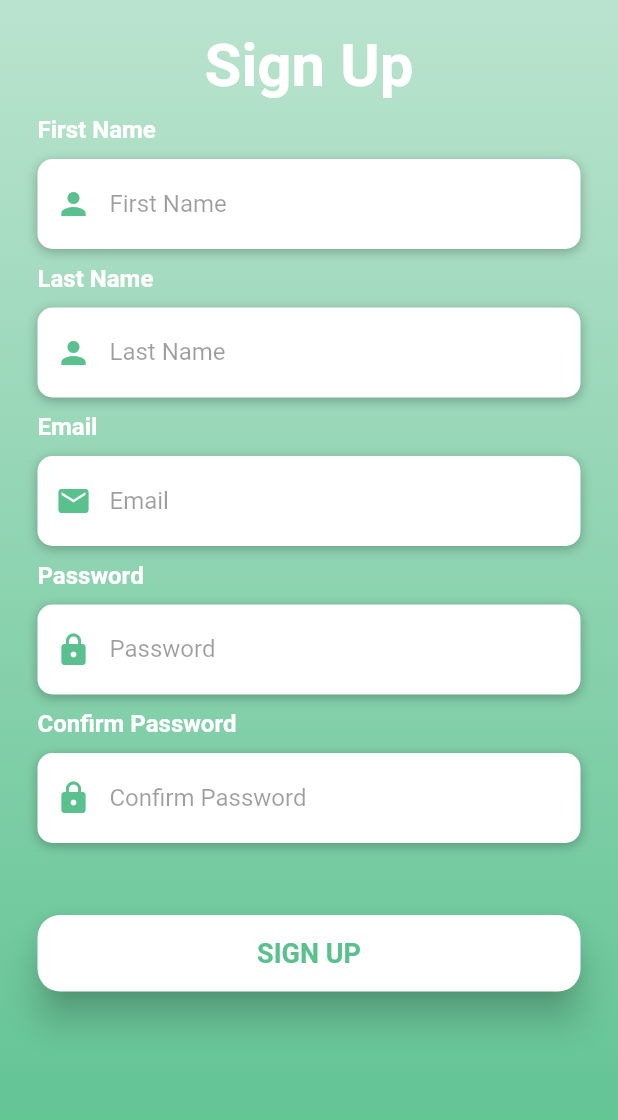
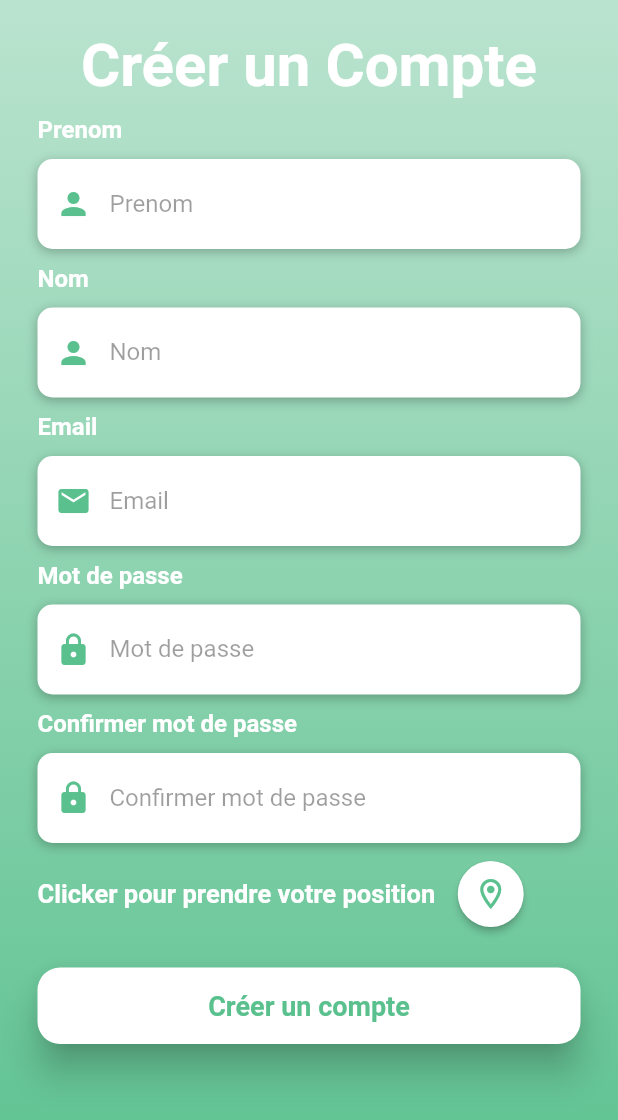
Before and after one commit to hamzaboulandoum/School_PickUp, a Flutter app: the SignUpPage screen opened directly with empty values, on a phone screen of 412 x 824 dp. Shown: the top 1120 px of the screen. Run offline on Flutter 3.47's test engine with Material 2 defaults, Android fonts, the phone set to English and light mode, and no system bars; our stand-ins replace cloud_firestore, firebase_auth, firebase_core, geocoding, geolocator, google_maps_flutter; accounts and stored records are empty.

Commit message:
Sign Up conditions Working And Getting Position On sign Up Working

```diff
--- a/lib/authentication/sign_up_page.dart
+++ b/lib/authentication/sign_up_page.dart
@@ -1,14 +1,15 @@
 import 'package:cloud_firestore/cloud_firestore.dart';
+import 'package:geolocator/geolocator.dart';
+import 'package:geocoding/geocoding.dart';
 import 'package:firebase_auth/firebase_auth.dart';
 import 'package:flutter/material.dart';
+import 'package:flutter/foundation.dart';
+import 'package:flutter/services.dart';
 import 'dart:ui';
-import 'package:flutter/foundation.dart';
 
 // This is actually the Sign Up page i have made a whole page
 // for it and we will animate between the both pages to see
 // how does that work on flutter maan
-
-import 'package:flutter/services.dart';
 
 class SignUpPage extends StatefulWidget {
   // So here we have actually created this funtion
@@ -42,14 +43,15 @@ class _SignUpPageState extends State<SignUpPage> {
   String emailAdress = "";
   String password = "";
   String confirmPassword = "";
-  GeoPoint location = const GeoPoint(87.0, 78.5);
-
-  // the logout Future
+  GeoPoint location = const GeoPoint(0, 0);
+  String address = "";
+  bool havegotlocation = false;
 
   //Create User Future
   Future<void> createUser() async {
-    //now we will catch the errors
     try {
+      CollectionReference userData =
+          FirebaseFirestore.instance.collection('userData');
       UserCredential userCredential = await FirebaseAuth.instance
           .createUserWithEmailAndPassword(
               email: _controllerEmail.text, password: _controllerPassword.text);
@@ -58,6 +60,18 @@ class _SignUpPageState extends State<SignUpPage> {
       // now we can sign up directly broski
       widget.onSignUp(userCredential.user);
       widget.loginchanged(true);
+      //here we add our user data to the database
+      userData
+          .add({
+            'firstName': firstName,
+            'lastName': lastName,
+            'email': emailAdress,
+            'password': password,
+            'Location': location,
+            'adress': address,
+          })
+          .then((value) => print("Content Added to database"))
+          .catchError((error) => print('Failed to Add UserData $error'));
     } on FirebaseAuthException catch (e) {
       setState(() {
         error = e.message!; // voila this is because of the null safety
@@ -65,14 +79,36 @@ class _SignUpPageState extends State<SignUpPage> {
     }
   }
 
+  //getiing location and adress functions
+  getCurrentLocation() async {
+    Position position = await Geolocator.getCurrentPosition(
+        desiredAccuracy: LocationAccuracy.best);
+    //we got our location here
+    location = GeoPoint(position.latitude, position.longitude);
+    getAddresse(position.latitude, position.longitude);
+  }
+
+  getAddresse(var a, var b) async {
+    List<Placemark> place = await placemarkFromCoordinates(a, b);
+    Placemark placeMark = place[0];
+    String? name = placeMark.name;
+    String? subLocality = placeMark.subLocality;
+    String? locality = placeMark.locality;
+    String? administrativeArea = placeMark.administrativeArea;
+    String? postalCode = placeMark.postalCode;
+    String? country = placeMark.country;
+    //We got out adress variable here
+    address =
+        "$name, $subLocality, $locality, $administrativeArea $postalCode, $country";
+  }
+
   // Let us define some Widget That we would Use
-
   Widget buildFirstName() {
     return Column(
       crossAxisAlignment: CrossAxisAlignment.start,
       children: <Widget>[
         const Text(
-          'First Name',
+          'Prenom', //firstname
           style: TextStyle(
             color: Colors.white,
             fontSize: 16,
@@ -102,12 +138,6 @@ class _SignUpPageState extends State<SignUpPage> {
             onChanged: (value) {
               firstName = value; // cast in dart
             },
-            validator: (value) {
-              if (value == null || value.isEmpty) {
-                return error = 'Please enter your first name Text';
-              }
-              return null;
-            },
             controller: _firstName,
             keyboardType: TextInputType.name,
             style: const TextStyle(color: Colors.black87),
@@ -118,7 +148,7 @@ class _SignUpPageState extends State<SignUpPage> {
                 Icons.person,
                 color: Color(0xff5ac18e),
               ),
-              hintText: 'First Name',
+              hintText: 'Prenom',
               hintStyle: TextStyle(
                 color: Colors.black38,
               ),
@@ -134,7 +164,7 @@ class _SignUpPageState extends State<SignUpPage> {
       crossAxisAlignment: CrossAxisAlignment.start,
       children: <Widget>[
         const Text(
-          'Last Name',
+          'Nom',
           style: TextStyle(
             color: Colors.white,
             fontSize: 16,
@@ -164,12 +194,7 @@ class _SignUpPageState extends State<SignUpPage> {
             onChanged: (value) {
               lastName = value; // cast in dart
             },
-            validator: (value) {
-              if (value == null || value.isEmpty) {
-                return error = 'Please enter your last name Text';
-              }
-              return null;
-            },
+
             // we have Set Up the Text Controller Correctly
             controller: _lastName,
             keyboardType: TextInputType.name,
@@ -181,7 +206,7 @@ class _SignUpPageState extends State<SignUpPage> {
                   Icons.person,
                   color: Color(0xff5ac18e),
                 ),
-                hintText: 'Last Name',
+                hintText: 'Nom',
                 hintStyle: TextStyle(
                   color: Colors.black38,
                 )),
@@ -226,12 +251,6 @@ class _SignUpPageState extends State<SignUpPage> {
             onChanged: (value) {
               emailAdress = value; // cast in dart
             },
-            validator: (value) {
-              if (value == null || value.isEmpty) {
-                return error = 'Please enter your email Adress';
-              }
-              return null;
-            },
             controller: _controllerEmail,
             keyboardType: TextInputType.emailAddress,
             style: const TextStyle(color: Colors.black87),
@@ -257,7 +276,7 @@ class _SignUpPageState extends State<SignUpPage> {
       crossAxisAlignment: CrossAxisAlignment.start,
       children: <Widget>[
         const Text(
-          'Password',
+          'Mot de passe',
           style: TextStyle(
             color: Colors.white,
             fontSize: 16,
@@ -287,12 +306,6 @@ class _SignUpPageState extends State<SignUpPage> {
             onChanged: (value) {
               password = value; // cast in dart
             },
-            validator: (value) {
-              if (value == null || value.isEmpty) {
-                return error = 'Please enter your password';
-              }
-              return null;
-            },
             controller: _controllerPassword,
             obscureText: true,
             style: const TextStyle(
@@ -305,7 +318,7 @@ class _SignUpPageState extends State<SignUpPage> {
                   Icons.lock,
                   color: Color(0xff5ac18e),
                 ),
-                hintText: 'Password',
+                hintText: 'Mot de passe',
                 hintStyle: TextStyle(
                   color: Colors.black38,
                 )),
@@ -320,7 +333,7 @@ class _SignUpPageState extends State<SignUpPage> {
       crossAxisAlignment: CrossAxisAlignment.start,
       children: <Widget>[
         const Text(
-          'Confirm Password',
+          'Confirmer mot de passe',
           style: TextStyle(
             color: Colors.white,
             fontSize: 16,
@@ -349,57 +362,95 @@ class _SignUpPageState extends State<SignUpPage> {
             onChanged: (value) {
               confirmPassword = value; // cast in dart
             },
-            validator: (value) {
-              if (confirmPassword != password) {
-                return error = 'your confirm password is wrong';
-              } else if (value == null || value.isEmpty) {
-                return error = 'Please enter your first name Text';
-              }
-              return null;
-            },
             controller: _controllerConfirmPassword,
             obscureText: true,
-            style: const TextStyle(
-              color: Colors.black87,
+            style: const TextStyle(color: Colors.black87),
+            decoration: const InputDecoration(
+              border: InputBorder.none,
+              contentPadding: EdgeInsets.only(top: 14),
+              prefixIcon: Icon(Icons.lock, color: Color(0xff5ac18e)),
+              hintText: 'Confirmer mot de passe',
+              hintStyle: TextStyle(color: Colors.black38),
             ),
-            decoration: const InputDecoration(
-                border: InputBorder.none,
-                contentPadding: EdgeInsets.only(top: 14),
-                prefixIcon: Icon(
-                  Icons.lock,
-                  color: Color(0xff5ac18e),
-                ),
-                hintText: 'Confirm Password',
-                hintStyle: TextStyle(
-                  color: Colors.black38,
-                )),
           ),
         )
       ],
     );
   }
 
+  Widget getLocationButton() {
+    return Container(
+      padding: const EdgeInsets.only(top: 10),
+      width: double.infinity,
+      child: Row(
+        mainAxisAlignment: MainAxisAlignment.start,
+        children: [
+          const Text(
+            'Clicker pour prendre votre position',
+            style: TextStyle(
+              color: Colors.white,
+              fontSize: 17,
+              fontWeight: FontWeight.bold,
+            ),
+          ),
+          const SizedBox(width: 5),
+          ElevatedButton(
+            onPressed: () {
+              havegotlocation = true;
+              getCurrentLocation();
+            },
+            child: const Icon(
+              Icons.location_on_outlined,
+              color: Color(0xff5ac18e),
+            ),
+            style: ElevatedButton.styleFrom(
+              shape: const CircleBorder(),
+              padding: const EdgeInsets.all(10),
+              primary: Colors.white, // <-- Button color
+              onPrimary: Colors.green, // <-- Splash color
+            ),
+          )
+        ],
+      ),
+    );
+  }
+
   Widget buildSignUpBtn() {
-    CollectionReference userData =
-        FirebaseFirestore.instance.collection('userData');
     return Container(
       padding: const EdgeInsets.symmetric(vertical: 25),
       width: double.infinity,
       child: ElevatedButton(
         onPressed: () {
+          //D'abord il fallait verifier les conditions
+          if (firstName == "") {
+            setState(() {
+              error = "vous n'avez pas saisie votre Prenom!";
+            });
+          } else if (lastName == "") {
+            setState(() {
+              error = "vous n'avez pas saisie votre Nom!";
+            });
+          } else if (emailAdress == "") {
+            setState(() {
+              error = "vous n'avez pas saisie votre Email!";
+            });
+          } else if (password == "") {
+            setState(() {
+              error = "vous n'avez pas saisie votre mot de passe!";
+            });
+          } else if (password != confirmPassword) {
+            setState(() {
+              error = "mot de passe différent!";
+            });
+          } else if (!havegotlocation) {
+            setState(() {
+              error = "Click The get position button";
+            });
+          }
           // we first send the data into the server
-          userData
-              .add({
-                'firstName': firstName,
-                'lastName': lastName,
-                'email': emailAdress,
-                'password': password,
-                'Location': location
-              })
-              .then((value) => print("Content Added to database"))
-              .catchError((error) => print('Failed to Add UserData $error'));
-
-          createUser();
+          else {
+            createUser();
+          }
         },
         style: ButtonStyle(
           shape: MaterialStateProperty.all<RoundedRectangleBorder>(
@@ -418,7 +469,7 @@ class _SignUpPageState extends State<SignUpPage> {
         ),
 
         child: const Text(
-          'SIGN UP',
+          'Créer un compte',
           style: TextStyle(
             color: Color(0xff5ac18e),
             fontSize: 18,
@@ -466,7 +517,7 @@ class _SignUpPageState extends State<SignUpPage> {
                       mainAxisAlignment: MainAxisAlignment.center,
                       children: <Widget>[
                         const Text(
-                          'Sign Up',
+                          'Créer un Compte',
                           style: TextStyle(
                             color: Colors.white,
                             fontSize: 40,
@@ -483,24 +534,16 @@ class _SignUpPageState extends State<SignUpPage> {
                         buildPassword(),
                         const SizedBox(height: 10),
                         buildConfirmPassword(),
-                        Text(
-                          error,
-                          style: const TextStyle(
-                            fontSize: 20,
-                            color: Colors.red,
-                            fontWeight: FontWeight.bold,
-                          ),
-                        ),
+                        getLocationButton(),
                         buildSignUpBtn(),
                         Text(
                           error,
                           style: const TextStyle(
+                            color: Colors.white,
                             fontSize: 20,
-                            color: Colors.red,
                             fontWeight: FontWeight.bold,
                           ),
                         ),
-                        // we will add a snackBar here to show the error afterwards
                       ],
                     ),
                   ),
--- a/pubspec.yaml
+++ b/pubspec.yaml
@@ -35,6 +35,10 @@ dependencies:
   firebase_core: ^1.7.0
   #google_maps_flutter dependency
   google_maps_flutter: ^2.1.0
+  #geolocator dependency
+  geolocator: ^7.7.1
+  #geocoding dependency
+  geocoding: ^2.0.1
 
 
 
```
Also changed, not shown: lib/home_page.dart (+17 -9 lines), pubspec.lock, 2 other files.
